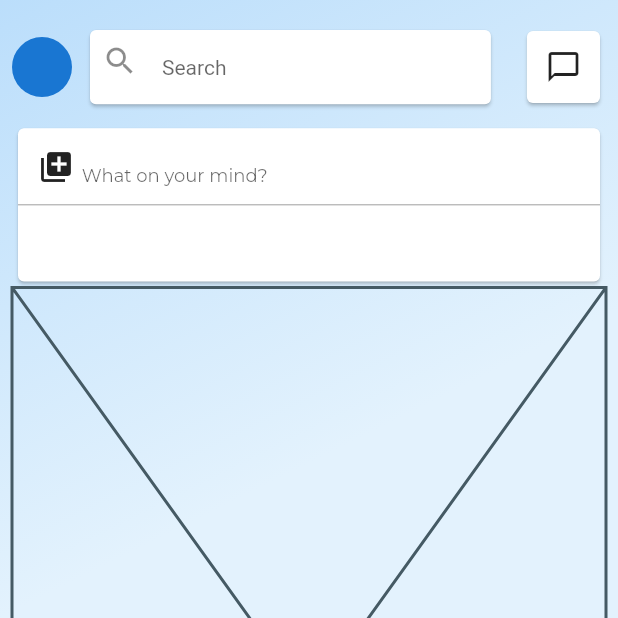
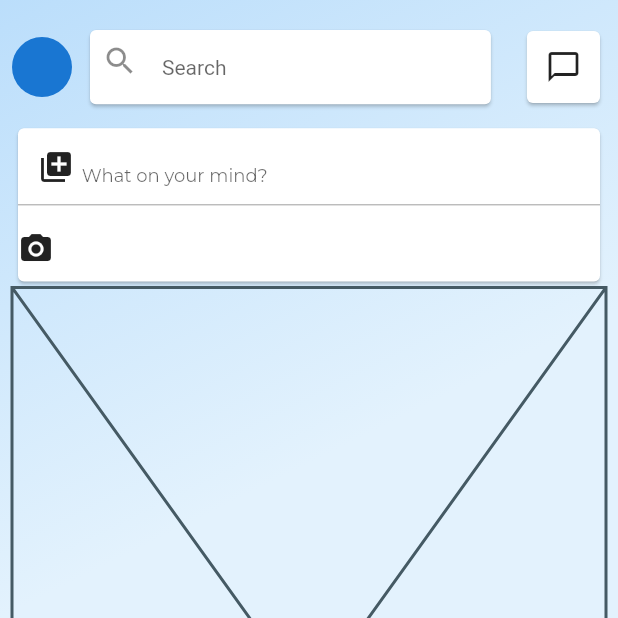
Before and after one commit to JAICHANGPARK/flutter_notebook_8th_story, a Flutter app: the screen it shows after launch, on a phone screen of 412 x 824 dp, the top half of it. Run offline on Flutter 3.47's test engine with Material 2 defaults, Android fonts, the phone set to English and light mode, and no system bars; drawn by our look-alikes of badges; our stand-ins replace flutter_hooks, google_fonts, hooks_riverpod, state_notifier.

Commit message:
Update linkedin_main_page.dart

```diff
--- a/lib/ep580_linkedin_app/linkedin_main_page.dart
+++ b/lib/ep580_linkedin_app/linkedin_main_page.dart
@@ -102,7 +102,10 @@ class _LinkedinMainPageState extends State<LinkedinMainPage> {
                         ),
                         Expanded(
                           child: Row(
-                            children: [],
+                            children: [
+                              Icon(Icons.camera_alt),
+                              Text("")
+                            ],
                           ),
                         )
                       ],
```
